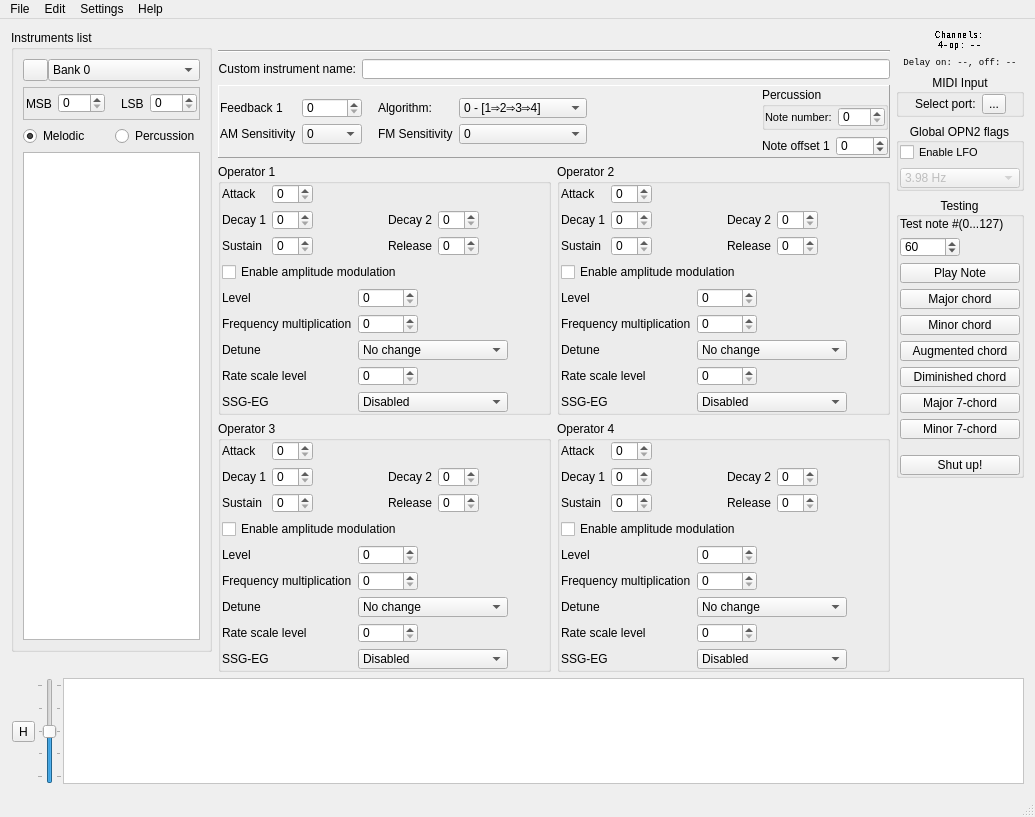
This is src/bank_editor.ui in Wohlstand/OPN2BankEditor as Qt 5 draws it before an edit. The edited form follows.
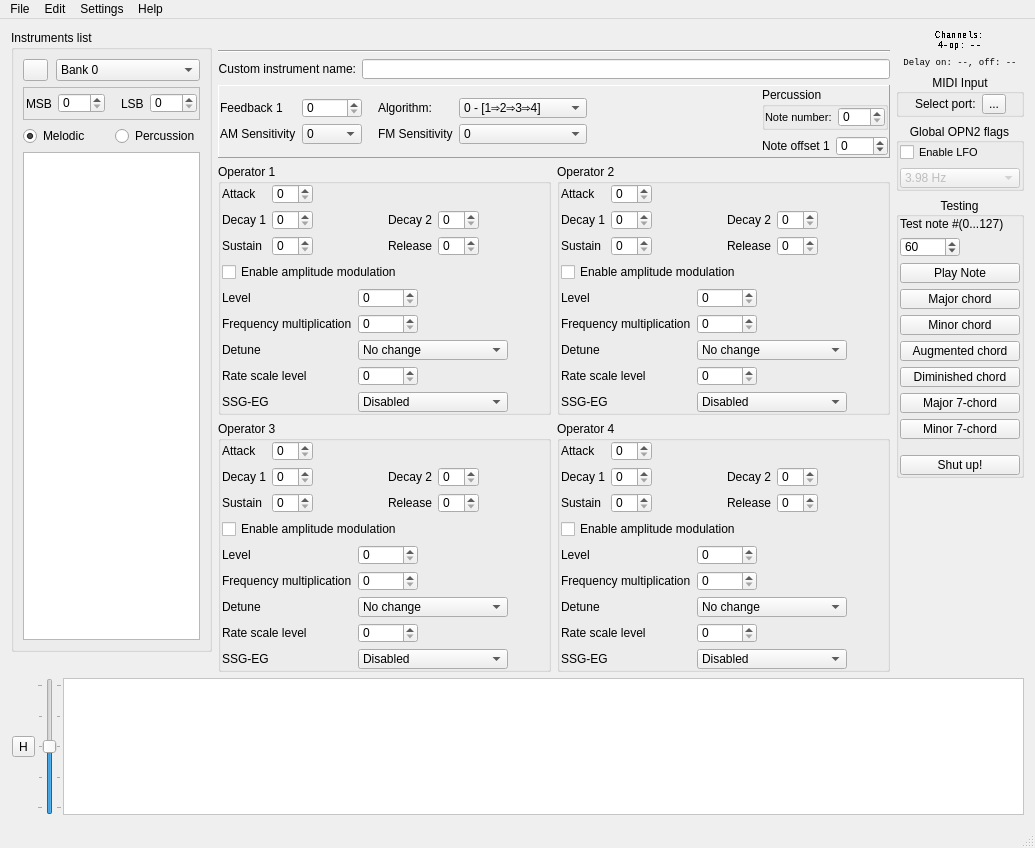
This is the edited form. Icons and pictures are not drawn. Custom widgets are drawn as their Qt base class.

Commit message: macOS build, warning and UI fixes

```diff
--- a/src/bank_editor.ui
+++ b/src/bank_editor.ui
@@ -10,7 +10,7 @@
     <x>0</x>
     <y>0</y>
     <width>1035</width>
-    <height>817</height>
+    <height>848</height>
    </rect>
   </property>
   <property name="focusPolicy">
@@ -113,7 +113,7 @@
                </property>
                <layout class="QHBoxLayout" name="horizontalLayout_8">
                 <property name="spacing">
-                 <number>0</number>
+                 <number>8</number>
                 </property>
                 <property name="leftMargin">
                  <number>0</number>
```
Left out of the diff: 2 changed lines with no effect on the pictures. The commit also changes 4 other files.
